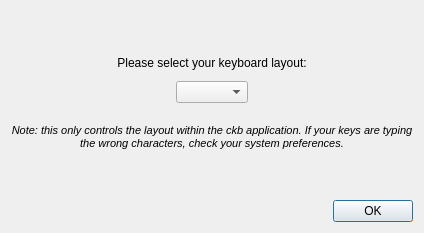
Before: the Qt Designer form src/ckb/layoutdialog.ui in sterpe/ckb-next, drawn with Qt 5.
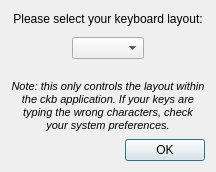
After: the same form once the commit is applied.

The edit to the form file:
```diff
--- a/src/ckb/layoutdialog.ui
+++ b/src/ckb/layoutdialog.ui
@@ -6,8 +6,8 @@
    <rect>
     <x>0</x>
     <y>0</y>
-    <width>424</width>
-    <height>233</height>
+    <width>216</width>
+    <height>172</height>
    </rect>
   </property>
   <property name="windowTitle">
```
